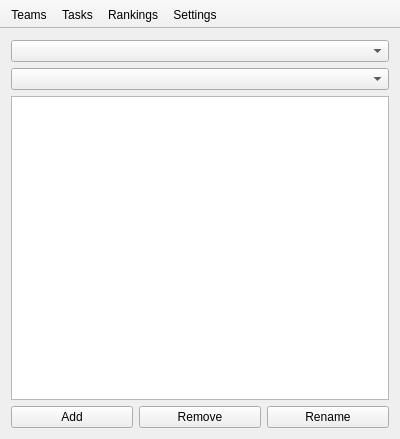
First picture: the form in mainwindow.ui, repository FrankMamuda/ketoevent, before the edit.
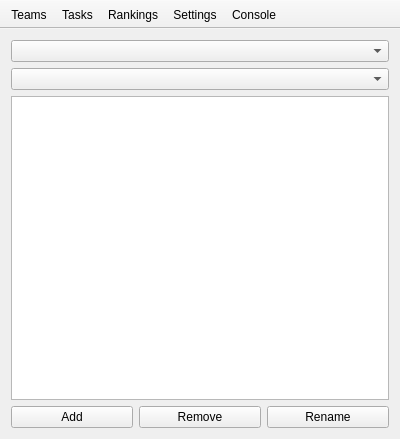
Second picture: the form after the edit. Custom widgets are drawn as their Qt base class.

```diff
--- a/mainwindow.ui
+++ b/mainwindow.ui
@@ -73,6 +73,7 @@
    <addaction name="actionTasks"/>
    <addaction name="actionRankings"/>
    <addaction name="actionSettings"/>
+   <addaction name="actionConsole"/>
   </widget>
   <action name="actionEditor">
    <property name="text">
@@ -94,6 +95,11 @@
     <string>Settings</string>
    </property>
   </action>
+  <action name="actionConsole">
+   <property name="text">
+    <string>Console</string>
+   </property>
+  </action>
  </widget>
  <layoutdefault spacing="6" margin="11"/>
  <customwidgets>
```
